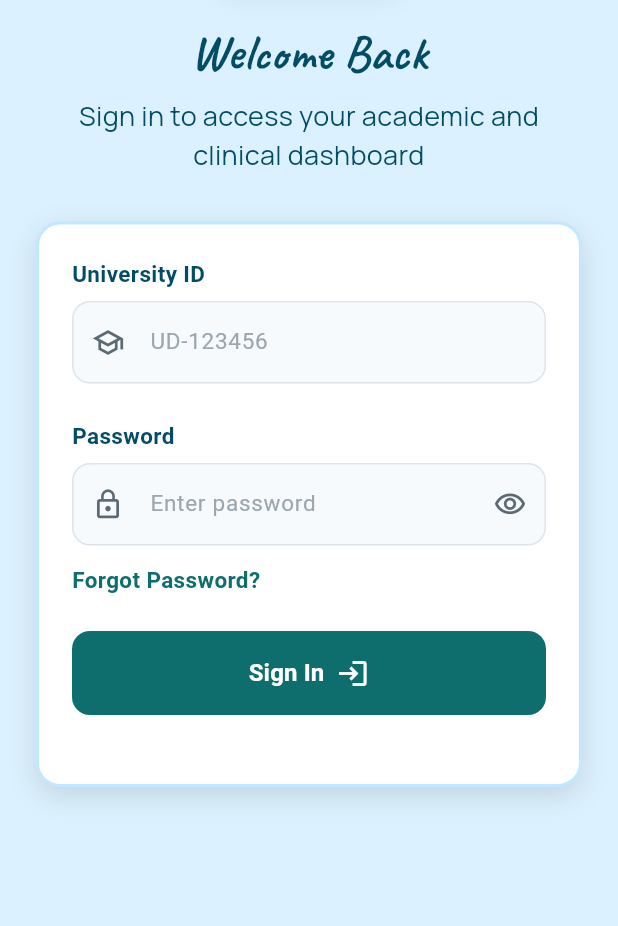
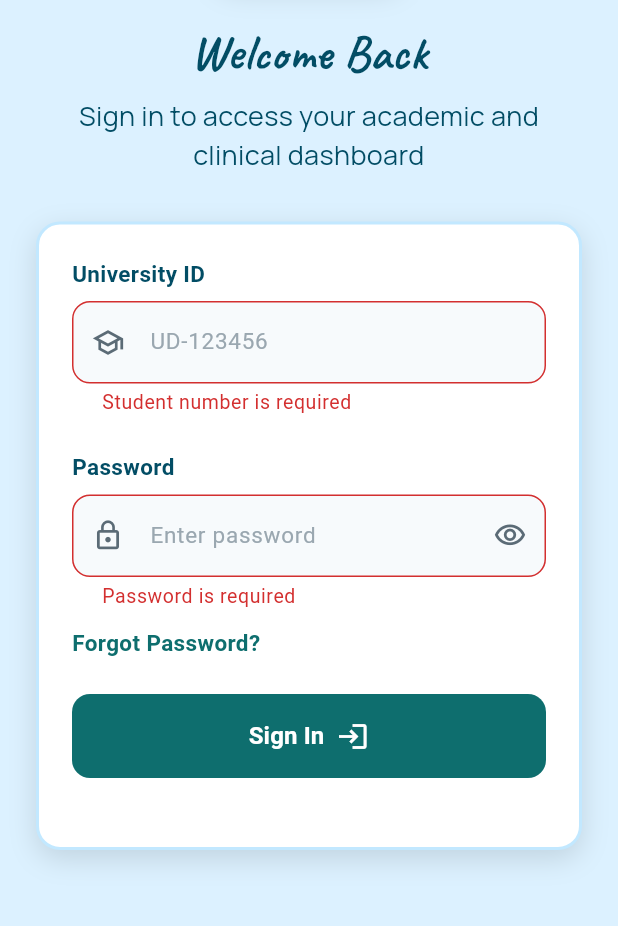
Before and after one commit to BaraaEzzedin/academic_dental_clinic, a Flutter app: the screen it shows after launch, after a tap on "Sign In", on a phone screen of 412 x 824 dp, the part 305-1231 px from its top. Run offline on Flutter 3.47's test engine with Material 3 defaults, Android fonts, the phone set to English and light mode, and no system bars; our stand-ins replace equatable, flutter_bloc, google_fonts.

Commit message:
add reusable form validators and login validation

```diff
--- a/lib/core/constants/app_colors.dart
+++ b/lib/core/constants/app_colors.dart
@@ -25,6 +25,8 @@ class AppColors {
   static const Color textSecondary = Color(0xFF5B6B76);
   static const Color textHint = Color(0xFF9AA7B0);
 
+  static const Color error = Color(0xFFD32F2F);
+
   static const Color dividerLine = Color(0xFFDDE3E8);
   static const Color indicatorInactive = Color(0xFFCBD5DB);
   static const Color white = Color(0xFFFFFFFF);
--- a/lib/core/theme/app_text_style.dart
+++ b/lib/core/theme/app_text_style.dart
@@ -58,6 +58,12 @@ class AppTextStyles {
     color: AppColors.textHint,
   );
 
+  static const TextStyle error = TextStyle(
+    fontSize: 13,
+    fontWeight: FontWeight.w400,
+    color: AppColors.error,
+  );
+
   static const TextStyle button = TextStyle(
     fontSize: 16,
     fontWeight: FontWeight.w600,
--- /dev/null
+++ b/lib/core/utils/app_validator.dart
@@ -0,0 +1,31 @@
+class AppValidator {
+  AppValidator._();
+
+  static String? validateStudentNumber(
+      String? value,
+      ) {
+    if (value == null || value.trim().isEmpty) {
+      return 'Student number is required';
+    }
+
+    if (!RegExp(r'^\d{9}$').hasMatch(value)) {
+      return 'Student number must be 9 digits';
+    }
+
+    return null;
+  }
+
+  static String? validatePassword(
+      String? value,
+      ) {
+    if (value == null || value.isEmpty) {
+      return 'Password is required';
+    }
+
+    if (value.length < 8 || value.length > 16) {
+      return 'Password must contain 8-16 characters';
+    }
+
+    return null;
+  }
+}
--- a/lib/core/widgets/app_text_field.dart
+++ b/lib/core/widgets/app_text_field.dart
@@ -4,12 +4,6 @@ import '../constants/app_colors.dart';
 import '../constants/app_dimensions.dart';
 import '../theme/app_text_style.dart';
 
-
-/// Generic text field primitive: optional label above a filled, bordered input
-/// with optional prefix icon and suffix widget.
-///
-/// Fully controlled — it owns no state and carries no feature logic, so it can
-/// back any form field in the app.
 class AppTextField extends StatelessWidget {
   const AppTextField({
     super.key,
@@ -23,6 +17,7 @@ class AppTextField extends StatelessWidget {
     this.textInputAction,
     this.onChanged,
     this.onSubmitted,
+    this.validator,
   });
 
   final String? label;
@@ -35,6 +30,7 @@ class AppTextField extends StatelessWidget {
   final TextInputAction? textInputAction;
   final ValueChanged<String>? onChanged;
   final ValueChanged<String>? onSubmitted;
+  final FormFieldValidator<String>? validator;
 
   @override
   Widget build(BuildContext context) {
@@ -45,13 +41,15 @@ class AppTextField extends StatelessWidget {
           Text(label!, style: AppTextStyles.fieldLabel),
           const SizedBox(height: AppDimensions.sm),
         ],
-        TextField(
+        TextFormField(
           controller: controller,
           obscureText: obscureText,
           keyboardType: keyboardType,
           textInputAction: textInputAction,
           onChanged: onChanged,
-          onSubmitted: onSubmitted,
+          onFieldSubmitted: onSubmitted,
+          validator: validator,
+          autovalidateMode: AutovalidateMode.onUserInteraction,
           style: AppTextStyles.input,
           cursorColor: AppColors.primary,
           decoration: InputDecoration(
@@ -72,9 +70,12 @@ class AppTextField extends StatelessWidget {
               horizontal: AppDimensions.lg,
               vertical: AppDimensions.lg,
             ),
+            errorStyle: AppTextStyles.error,
             border: _border(AppColors.fieldBorder),
             enabledBorder: _border(AppColors.fieldBorder),
             focusedBorder: _border(AppColors.primary),
+            errorBorder: _border(AppColors.error),
+            focusedErrorBorder: _border(AppColors.error),
           ),
         ),
       ],
--- a/lib/features/presentation/screens/staff_login.dart
+++ b/lib/features/presentation/screens/staff_login.dart
@@ -17,6 +17,7 @@ class StaffLogin extends StatefulWidget {
 }
 
 class _StaffLoginState extends State<StaffLogin> {
+  final GlobalKey<FormState> _formKey = GlobalKey<FormState>();
   final TextEditingController _universityIdController = TextEditingController();
   final TextEditingController _passwordController = TextEditingController();
 
@@ -28,7 +29,11 @@ class _StaffLoginState extends State<StaffLogin> {
   }
 
 
-  void _onSignIn() {}
+  void _onSignIn() {
+    if (!_formKey.currentState!.validate()) {
+      return;
+    }
+  }
   void _onForgotPassword() {}
   void _onContactAdmin() {}
 
@@ -60,6 +65,7 @@ class _StaffLoginState extends State<StaffLogin> {
                     builder: (context, state) {
                       final cubit = context.read<PasswordCubit>();
                       return LoginFormCard(
+                        formKey: _formKey,
                         universityIdController: _universityIdController,
                         passwordController: _passwordController,
                         obscurePassword: state.obscurePassword,
--- a/lib/features/presentation/widgets/login_form_card.dart
+++ b/lib/features/presentation/widgets/login_form_card.dart
@@ -58,6 +58,7 @@
 //   }
 // }
 
+import 'package:academic_dental_clinic/core/utils/app_validator.dart';
 import 'package:academic_dental_clinic/features/presentation/widgets/forgot_password_button.dart';
 import 'package:flutter/material.dart';
 
@@ -69,6 +70,7 @@ import 'university_id_field.dart';
 class LoginFormCard extends StatelessWidget {
   const LoginFormCard({
     super.key,
+    required this.formKey,
     required this.universityIdController,
     required this.passwordController,
     required this.obscurePassword,
@@ -78,6 +80,7 @@ class LoginFormCard extends StatelessWidget {
     required this.onContactAdmin,
   });
 
+  final GlobalKey<FormState> formKey;
   final TextEditingController universityIdController;
   final TextEditingController passwordController;
   final bool obscurePassword;
@@ -102,15 +105,21 @@ class LoginFormCard extends StatelessWidget {
            ),
          ],
         ),
+      child: Form(
+        key: formKey,
         child: Column(
           crossAxisAlignment: CrossAxisAlignment.stretch,
           children: [
-          UniversityIdField(controller: universityIdController),
+            UniversityIdField(
+              controller: universityIdController,
+              validator: AppValidator.validateStudentNumber,
+            ),
             const SizedBox(height: AppDimensions.xl),
             PasswordField(
               controller: passwordController,
               obscureText: obscurePassword,
               onToggleObscure: onTogglePassword,
+              validator: AppValidator.validatePassword,
             ),
             const SizedBox(height: AppDimensions.md),
             ForgotPasswordButton(onPressed: onForgotPassword),
@@ -119,6 +128,7 @@ class LoginFormCard extends StatelessWidget {
             const SizedBox(height: AppDimensions.xl),
           ],
         ),
+      ),
     );
   }
 }
--- a/lib/features/presentation/widgets/password_field.dart
+++ b/lib/features/presentation/widgets/password_field.dart
@@ -11,6 +11,7 @@ class PasswordField extends StatelessWidget {
     required this.onToggleObscure,
     this.onChanged,
     this.onSubmitted,
+    this.validator,
   });
 
   final TextEditingController controller;
@@ -18,6 +19,7 @@ class PasswordField extends StatelessWidget {
   final VoidCallback onToggleObscure;
   final ValueChanged<String>? onChanged;
   final ValueChanged<String>? onSubmitted;
+  final FormFieldValidator<String>? validator;
 
   @override
   Widget build(BuildContext context) {
@@ -30,6 +32,7 @@ class PasswordField extends StatelessWidget {
       textInputAction: TextInputAction.done,
       onChanged: onChanged,
       onSubmitted: onSubmitted,
+      validator: validator,
       suffix: IconButton(
         onPressed: onToggleObscure,
         icon: Icon(
--- a/lib/features/presentation/widgets/university_id_field.dart
+++ b/lib/features/presentation/widgets/university_id_field.dart
@@ -7,10 +7,12 @@ class UniversityIdField extends StatelessWidget {
     super.key,
     required this.controller,
     this.onChanged,
+    this.validator,
   });
 
   final TextEditingController controller;
   final ValueChanged<String>? onChanged;
+  final FormFieldValidator<String>? validator;
 
   @override
   Widget build(BuildContext context) {
@@ -22,6 +24,7 @@ class UniversityIdField extends StatelessWidget {
       keyboardType: TextInputType.text,
       textInputAction: TextInputAction.next,
       onChanged: onChanged,
+      validator: validator,
     );
   }
 }
```
Lines whose indentation alone changed are shown as unchanged.
